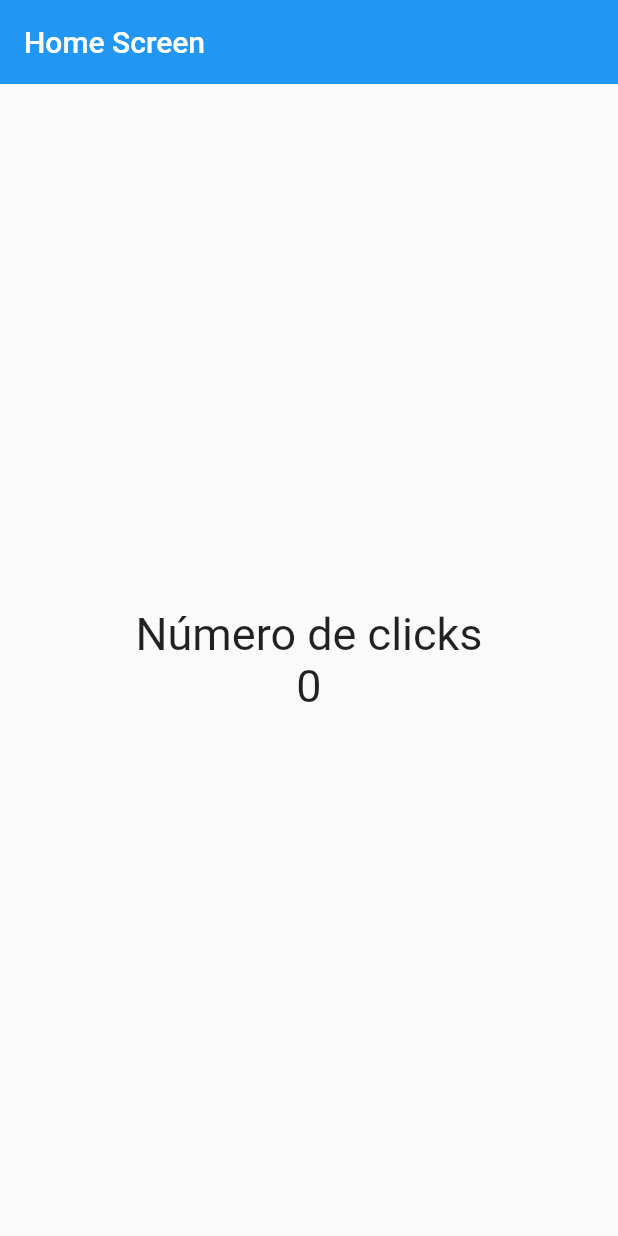
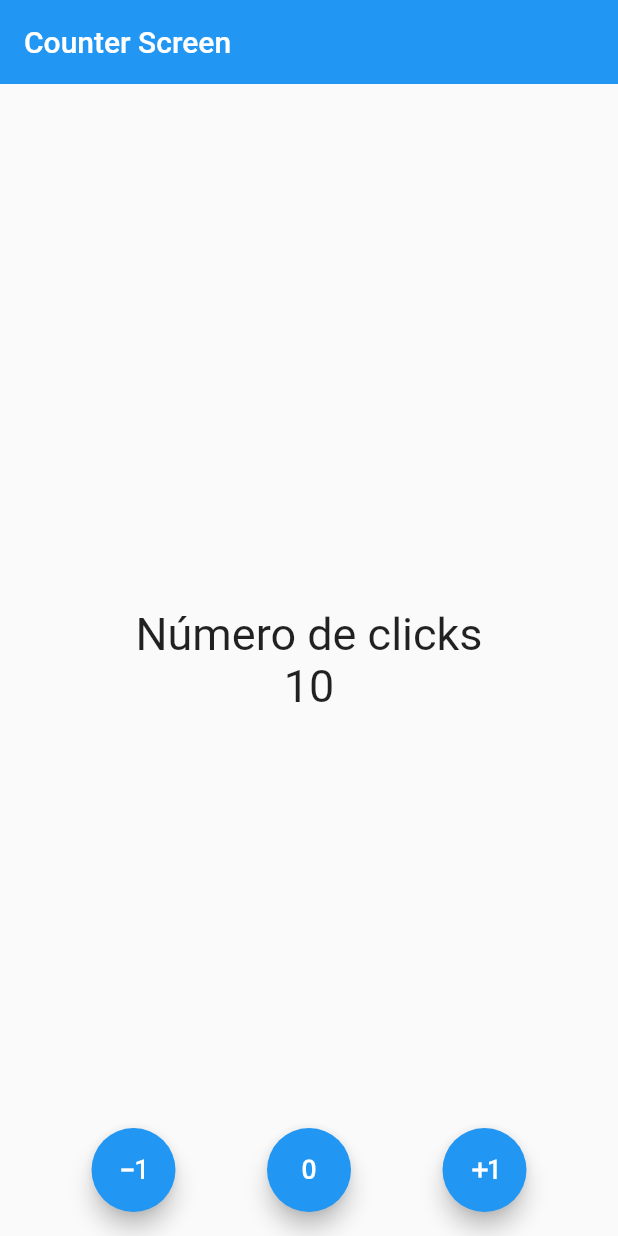
Before and after one commit to francmarin98/flutter_simple_counter, a Flutter app: the screen it shows after launch, on a phone screen of 412 x 824 dp. Run offline on Flutter 3.47's test engine with Material 2 defaults, Android fonts, the phone set to English and light mode, and no system bars.

Commit message:
Adding funcionalities

```diff
--- a/lib/screens/home_screen.dart
+++ b/lib/screens/home_screen.dart
@@ -1,26 +1,75 @@
 import 'package:flutter/material.dart';
 
-class HomeScreen extends StatelessWidget {
+class HomeScreen extends StatefulWidget {
   const HomeScreen({Key? key}) : super(key: key);
 
   @override
+  State<HomeScreen> createState() => _HomeScreenState();
+}
+
+class _HomeScreenState extends State<HomeScreen> {
+  // Propiedad
+  int counter = 10;
+
+  @override
   Widget build(BuildContext context) {
+    // Variable
     const fontSize30 = TextStyle(fontSize: 30);
 
     return Scaffold(
       appBar: AppBar(
-          title: const Text('Home Screen'),
+        title: const Text('Counter Screen'),
         elevation: 0,
       ),
       body: Center(
         child: Column(
           mainAxisAlignment: MainAxisAlignment.center,
           crossAxisAlignment: CrossAxisAlignment.center,
-            children: const <Widget>[
-              Text('Número de clicks', style: fontSize30),
-              Text('0', style: fontSize30)
+          children: <Widget>[
+            const Text('Número de clicks', style: fontSize30),
+            Text('$counter', style: fontSize30)
           ],
         ),
-        ));
+      ),
+      floatingActionButton: Row(
+        mainAxisAlignment: MainAxisAlignment.spaceEvenly,
+        children: [
+          FloatingActionButton(
+            child: const Icon(
+              Icons.exposure_minus_1_outlined,
+            ),
+            tooltip: 'Decrement',
+            onPressed: () {
+              setState(() {
+                counter++;
+              });
+            },
+          ),
+          FloatingActionButton(
+            child: const Icon(
+              Icons.exposure_zero_outlined,
+            ),
+            tooltip: 'Reset',
+            onPressed: () {
+              setState(() {
+                counter = 0;
+              });
+            },
+          ),
+          FloatingActionButton(
+            child: const Icon(
+              Icons.exposure_plus_1_outlined,
+            ),
+            tooltip: 'Increment',
+            onPressed: () {
+              setState(() {
+                counter++;
+              });
+            },
+          ),
+        ],
+      ),
+      floatingActionButtonLocation: FloatingActionButtonLocation.centerFloat,
+    );
   }
 }
```
Lines whose indentation alone changed are shown as unchanged.
